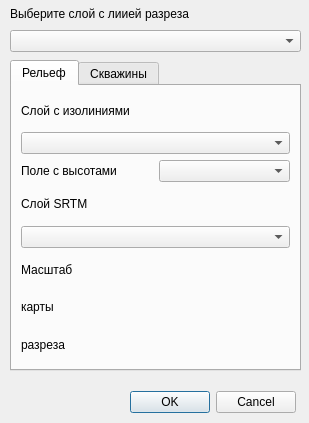
First picture: the form in ui/curve_wells.ui, repository gis56/geo_pie, before the edit.
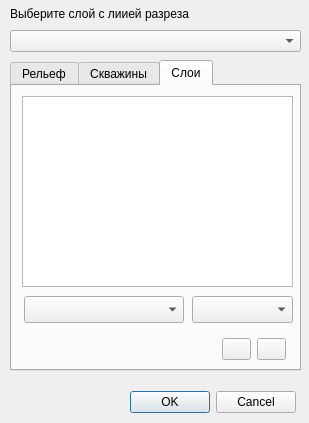
Second picture: the form after the edit. The open tabs and pages were chosen to show the change. Icons and pictures are not drawn. Custom widgets are drawn as their Qt base class.

Diff of the .ui file:
```diff
--- a/ui/curve_wells.ui
+++ b/ui/curve_wells.ui
@@ -205,6 +205,81 @@
      </layout>
     </widget>
    </widget>
+   <widget class="QWidget" name="polygons_tab">
+    <attribute name="title">
+     <string>Слои</string>
+    </attribute>
+    <widget class="QListWidget" name="list_lnplg">
+     <property name="geometry">
+      <rect>
+       <x>10</x>
+       <y>10</y>
+       <width>271</width>
+       <height>191</height>
+      </rect>
+     </property>
+    </widget>
+    <widget class="QgsMapLayerComboBox" name="mLayer_lnplg">
+     <property name="geometry">
+      <rect>
+       <x>12</x>
+       <y>210</y>
+       <width>160</width>
+       <height>27</height>
+      </rect>
+     </property>
+    </widget>
+    <widget class="QWidget" name="layoutWidget">
+     <property name="geometry">
+      <rect>
+       <x>210</x>
+       <y>250</y>
+       <width>64</width>
+       <height>26</height>
+      </rect>
+     </property>
+     <layout class="QHBoxLayout" name="horizontalLayout_4">
+      <item>
+       <widget class="QPushButton" name="pButton_add">
+        <property name="text">
+         <string/>
+        </property>
+        <property name="icon">
+         <iconset theme="add">
+          <normaloff>.</normaloff>.</iconset>
+        </property>
+        <property name="checkable">
+         <bool>false</bool>
+        </property>
+        <property name="checked">
+         <bool>false</bool>
+        </property>
+       </widget>
+      </item>
+      <item>
+       <widget class="QPushButton" name="pButton_remove">
+        <property name="text">
+         <string/>
+        </property>
+        <property name="icon">
+         <iconset theme="remove">
+          <normaloff>.</normaloff>.</iconset>
+        </property>
+       </widget>
+      </item>
+     </layout>
+    </widget>
+    <widget class="QgsFieldComboBox" name="mField_lnplg">
+     <property name="geometry">
+      <rect>
+       <x>180</x>
+       <y>210</y>
+       <width>101</width>
+       <height>27</height>
+      </rect>
+     </property>
+    </widget>
+   </widget>
   </widget>
   <widget class="QDialogButtonBox" name="buttonBox">
    <property name="geometry">
```
Left out of the diff: 8 changed lines with no effect on the pictures.
